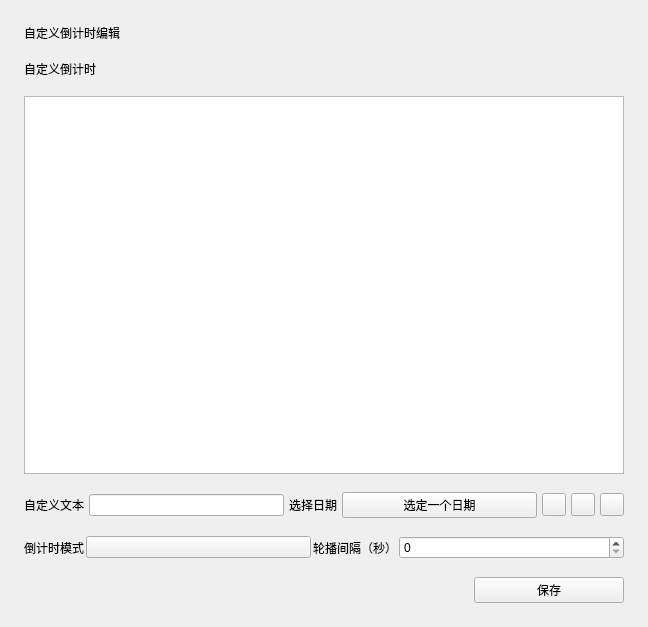
First picture: the form in view/menu/countdown_custom_edit.ui, repository IsHPDuwu/Class-Widgets, before the edit.
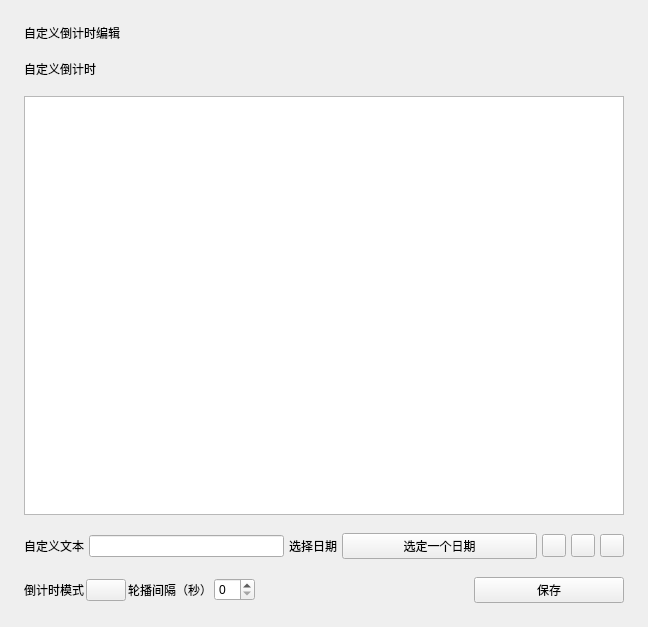
Second picture: the form after the edit. Custom widgets are drawn as their Qt base class.

Commit message: 还是这样好看（

The edit to the form file:
```diff
--- a/view/menu/countdown_custom_edit.ui
+++ b/view/menu/countdown_custom_edit.ui
@@ -145,13 +145,10 @@
     </layout>
    </item>
    <item>
-    <layout class="QHBoxLayout" name="horizontalLayout_2" stretch="0,0,0,0">
+    <layout class="QHBoxLayout" name="horizontalLayout_4" stretch="0,0,0,0,0,0">
      <property name="spacing">
       <number>2</number>
      </property>
-     <property name="bottomMargin">
-      <number>0</number>
-     </property>
      <item>
       <widget class="BodyLabel" name="BodyLabel_4">
        <property name="sizePolicy">
@@ -166,7 +163,14 @@
       </widget>
      </item>
      <item>
-      <widget class="ComboBox" name="countdown_mode"/>
+      <widget class="ComboBox" name="countdown_mode">
+       <property name="sizePolicy">
+        <sizepolicy hsizetype="Minimum" vsizetype="Fixed">
+         <horstretch>0</horstretch>
+         <verstretch>0</verstretch>
+        </sizepolicy>
+       </property>
+      </widget>
      </item>
      <item>
       <widget class="BodyLabel" name="BodyLabel">
@@ -191,13 +195,6 @@
        </property>
       </widget>
      </item>
-    </layout>
-   </item>
-   <item>
-    <layout class="QHBoxLayout" name="horizontalLayout_4" stretch="0,0">
-     <property name="spacing">
-      <number>2</number>
-     </property>
      <item>
       <spacer name="horizontalSpacer">
        <property name="orientation">
```
